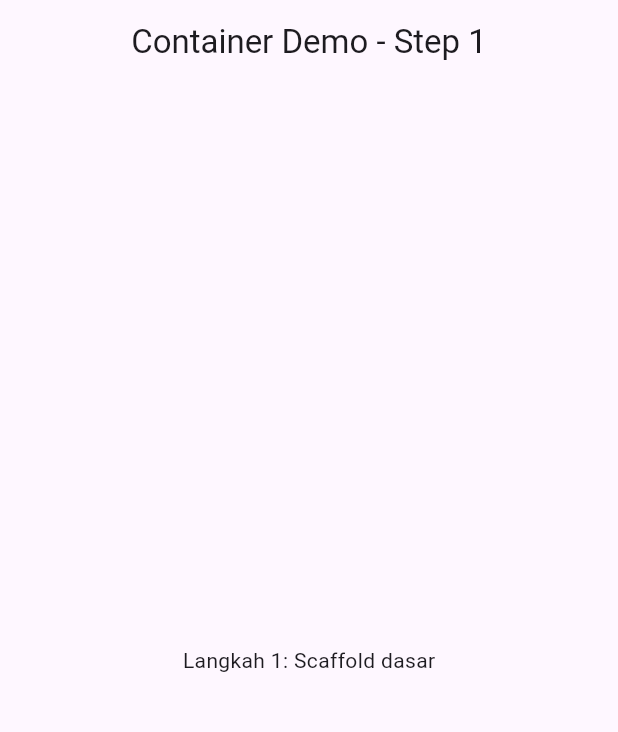
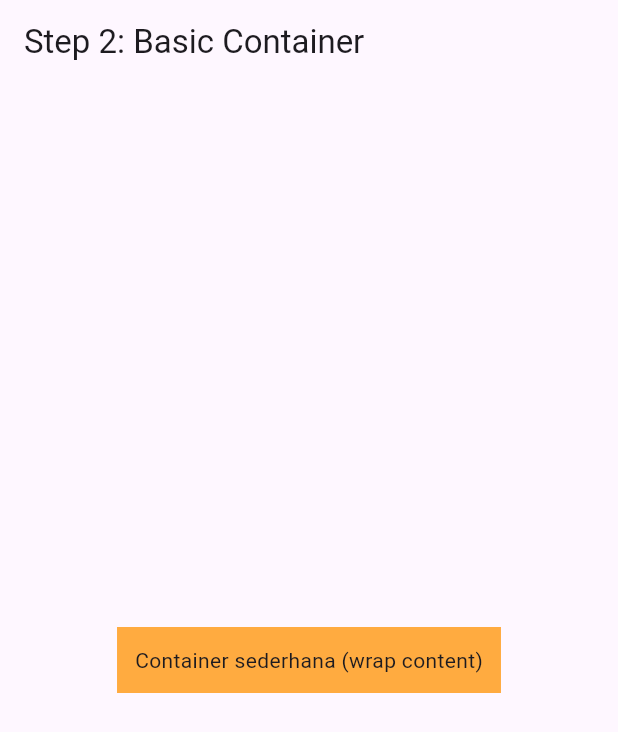
Before and after one commit to GAJAHGAJAH/latihan_5_1123150165, a Flutter app: the screen it shows after launch, on a phone screen of 412 x 824 dp. Shown: the top 732 px of the screen. Run offline on Flutter 3.47's test engine with Material 3 defaults, Android fonts, the phone set to English and light mode, and no system bars.

Commit message:
tambah Container sederhana dengan Text di dalamnya

```diff
--- a/lib/main.dart
+++ b/lib/main.dart
@@ -1,8 +1,6 @@
 import 'package:flutter/material.dart';
 
-void main() {
-  runApp(const MyApp());
-}
+void main() => runApp(const MyApp());
 
 class MyApp extends StatelessWidget {
   const MyApp({super.key});
@@ -12,12 +10,16 @@ class MyApp extends StatelessWidget {
       title: 'Container Demo',
       debugShowCheckedModeBanner: false,
       home: Scaffold(
-        appBar: AppBar(
-          title: const Text('Container Demo - Step 1'),
-          centerTitle: true,
-        ),
-        body: const Center(
-          child: Text('Langkah 1: Scaffold dasar'),
+        appBar: AppBar(title: const Text('Step 2: Basic Container')),
+        body: Center(
+          child: Container(
+            // tanpa width/height: ukuran mengikuti child
+            color: Colors.orangeAccent,
+            child: const Padding(
+              padding: EdgeInsets.all(12.0),
+              child: Text('Container sederhana (wrap content)'),
+            ),
+          ),
         ),
       ),
     );
```
